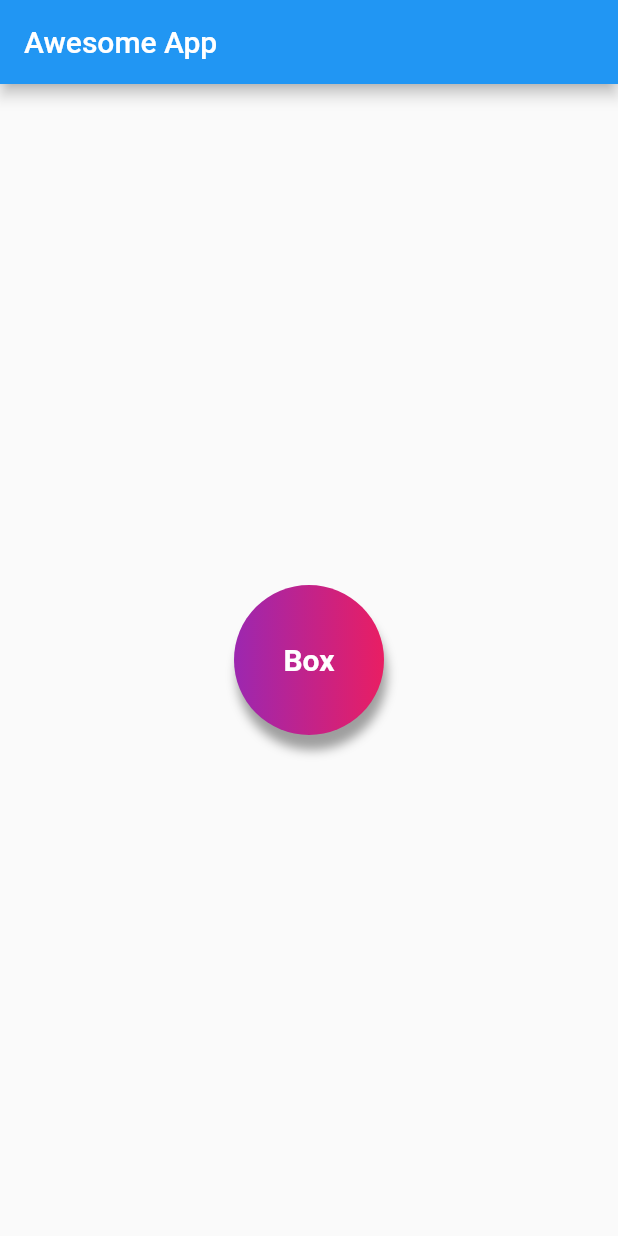
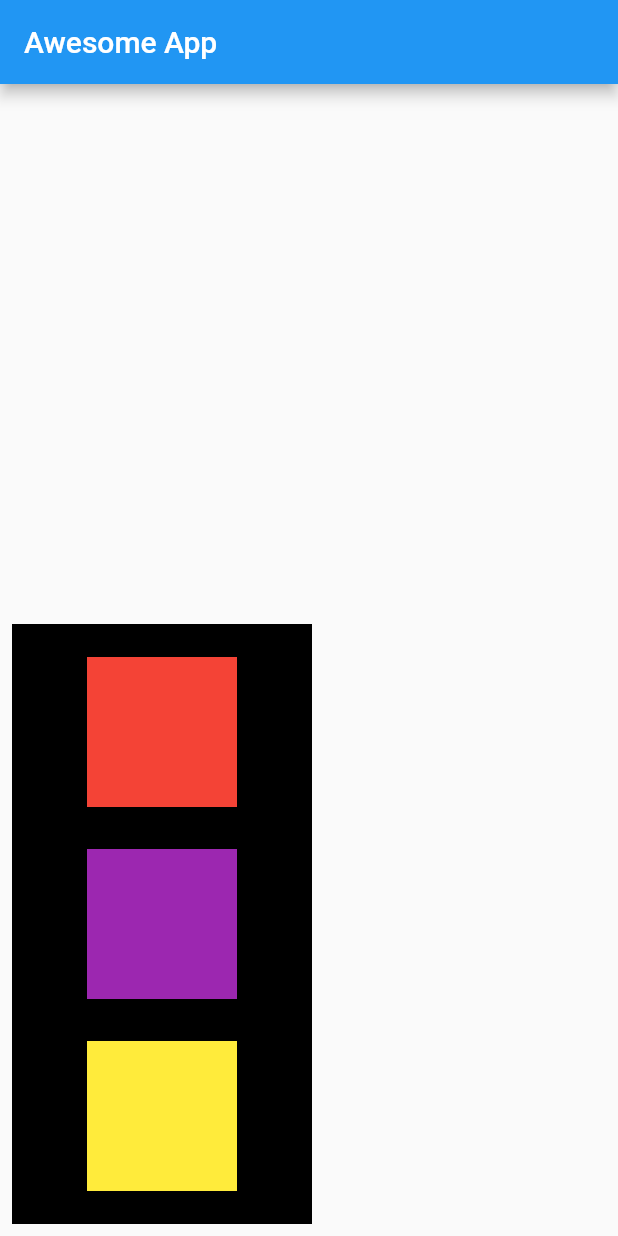
Before and after one commit to AkritiSubedi/Flutter_chapter-wise-for-beginners, a Flutter app: the screen it shows after launch, on a phone screen of 412 x 824 dp. Run offline on Flutter 3.47's test engine with Material 2 defaults, Android fonts, the phone set to English and light mode, and no system bars.

Commit message:
ch_3-row_columns

```diff
--- a/lib/main.dart
+++ b/lib/main.dart
@@ -16,30 +16,43 @@ class Homepage extends StatelessWidget {
         appBar: AppBar(
           title: Text("Awesome App"),
         ),
-        body: Center(
+        body: Padding(
+          padding: const EdgeInsets.all(8.0),
+          child: Align(
+            alignment: Alignment.bottomLeft,
             child: Container(
-          padding: EdgeInsets.all(8),
-          alignment: Alignment.center,
-          decoration: BoxDecoration(
-              shape: BoxShape.circle,
-              boxShadow: [
-                BoxShadow(
-                    color: Colors.grey,
-                    blurRadius: 5,
-                    offset: Offset(2.0, 10.0)),
-              ],
-              color: Colors.amber,
-              gradient: LinearGradient(colors: [Colors.purple, Colors.pink])),
-          width: 100,
-          height: 100,
-          child: Text(
-            "Box",
-            style: TextStyle(
-              color: Colors.white,
-              fontWeight: FontWeight.bold,
-              fontSize: 20,
+              color: Colors.black,
+              width: 200,
+              height: 400,
+              child: Padding(
+                padding: const EdgeInsets.all(8.0),
+                child: Column(
+                  mainAxisAlignment: MainAxisAlignment.spaceAround,
+                  crossAxisAlignment: CrossAxisAlignment.center,
+                  children: <Widget>[
+                    Container(
+                  padding: EdgeInsets.all(8),
+                  width: 100,
+                  height: 100,
+                  color: Colors.red,
+                ),
+                Container(
+                  padding: EdgeInsets.all(8),
+                  width: 100,
+                  height: 100,
+                  color: Colors.purple,
+                ),
+                Container(
+                  padding: EdgeInsets.all(8),
+                  width: 100,
+                  height: 100,
+                  color: Colors.yellow,
+                )
+                  ],
+                ),
+              ),
             ),
           ),
-        )));
+        ));
   }
 }
--- a/pubspec.yaml
+++ b/pubspec.yaml
@@ -59,7 +59,7 @@ flutter:
   uses-material-design: true
 
   # To add assets to your application, add an assets section, like this:
-  assets:
+  # assets:
   #   - images/a_dot_burr.jpeg
   #   - images/a_dot_ham.jpeg
 
```
